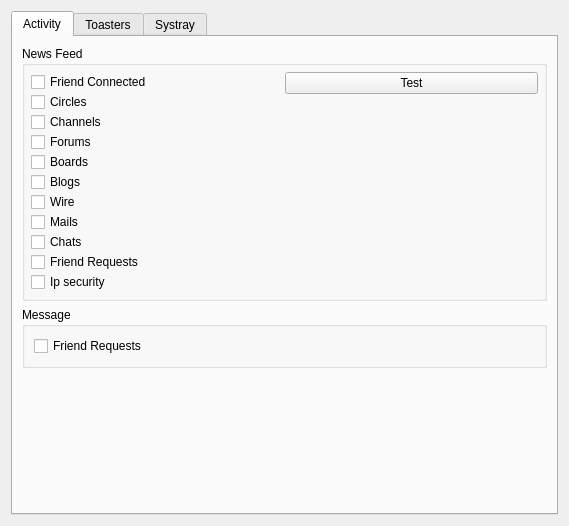
This is retroshare-gui/src/gui/settings/NotifyPage.ui in RetroShare/RetroShare as Qt 5 draws it before an edit. The edited form follows.
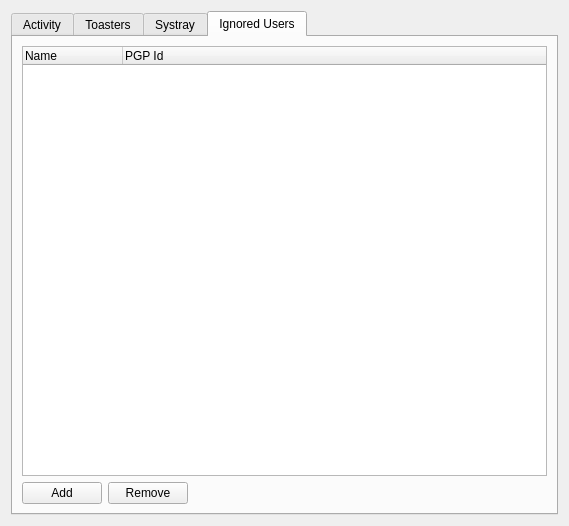
This is the edited form. The open tabs and pages were chosen to show the change. Custom widgets are drawn as their Qt base class.

Commit message: Add Ignore User button to Security Feed and implement Ignored Users list management

Diff of the .ui file:
```diff
--- a/retroshare-gui/src/gui/settings/NotifyPage.ui
+++ b/retroshare-gui/src/gui/settings/NotifyPage.ui
@@ -474,6 +474,61 @@
        </item>
       </layout>
      </widget>
+     <widget class="QWidget" name="tabIgnored">
+      <attribute name="title">
+       <string>Ignored Users</string>
+      </attribute>
+      <layout class="QVBoxLayout" name="tabIgnoredVLayout">
+       <item>
+        <widget class="QTreeWidget" name="ignoredTreeWidget">
+         <property name="rootIsDecorated">
+          <bool>false</bool>
+         </property>
+         <column>
+          <property name="text">
+           <string>Name</string>
+          </property>
+         </column>
+         <column>
+          <property name="text">
+           <string>PGP Id</string>
+          </property>
+         </column>
+        </widget>
+       </item>
+       <item>
+        <layout class="QHBoxLayout" name="ignoredButtonsLayout">
+         <item>
+          <widget class="QPushButton" name="addIgnoredButton">
+           <property name="text">
+            <string>Add</string>
+           </property>
+          </widget>
+         </item>
+         <item>
+          <widget class="QPushButton" name="removeIgnoredButton">
+           <property name="text">
+            <string>Remove</string>
+           </property>
+          </widget>
+         </item>
+         <item>
+          <spacer name="horizontalSpacerIgnored">
+           <property name="orientation">
+            <enum>Qt::Horizontal</enum>
+           </property>
+           <property name="sizeHint" stdset="0">
+            <size>
+             <width>40</width>
+             <height>20</height>
+            </size>
+           </property>
+          </spacer>
+         </item>
+        </layout>
+       </item>
+      </layout>
+     </widget>
     </widget>
    </item>
   </layout>
```
The commit also changes 5 other files.
